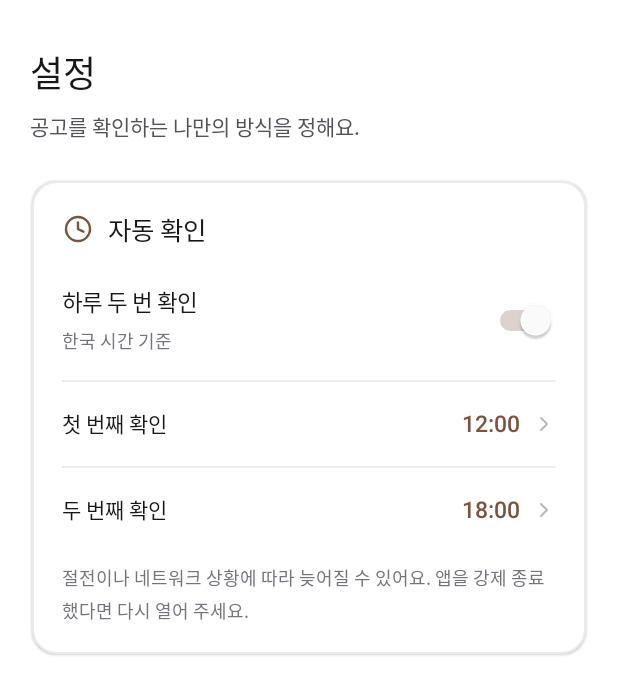
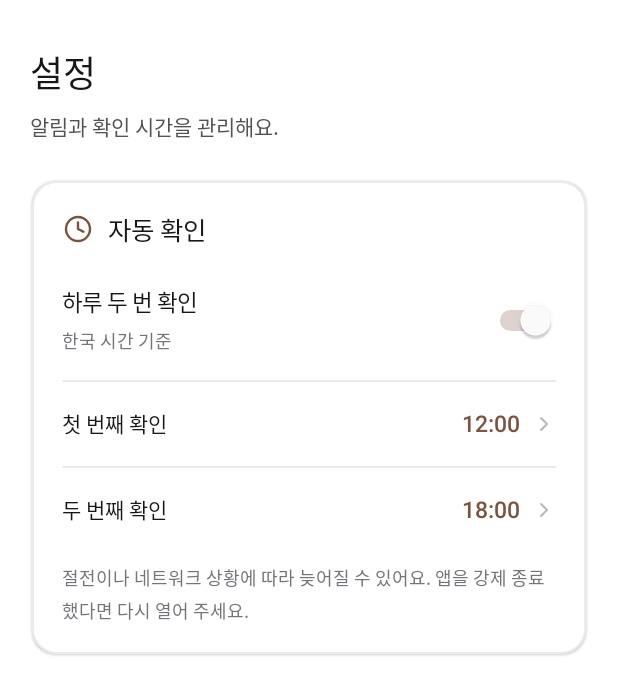
Before and after one commit to butteroverflovv/job-opening-notify, an Android app: the screen it shows after launch (MainActivity), after a tap on "설정", on a phone screen of 412 x 824 dp, the part 65-742 px from its top. Run offline under Robolectric (Android 15) with nearby library versions, the phone set to English and light mode, and no system bars; 2 statements that could not run were skipped; 2 other taps on this screen came first.

Commit message:
Keep page headings concise on compact screens with larger text

```diff
--- a/app/src/main/java/kr/personal/historyjobs/MainActivity.java
+++ b/app/src/main/java/kr/personal/historyjobs/MainActivity.java
@@ -55,7 +55,7 @@ public class MainActivity extends Activity {
     }
     private Button button(String label,boolean primary,Runnable action){return Ui.button(this,label,primary,action);}
     private TextView badge(String label,boolean emphasis){TextView b=bold(label,11,emphasis?ACCENT:Ui.SECONDARY);b.setPadding(dp(8),dp(5),dp(8),dp(5));b.setBackground(Ui.shape(this,emphasis?Ui.TINT:Ui.FILL,0,6));return b;}
-    private void heading(String title,String subtitle){screen.addView(bold(title,24,INK));space(screen,8);screen.addView(text(subtitle,14,Ui.SECONDARY));space(screen,24);}
+    private void heading(String title,String subtitle){TextView heading=bold(title,24,INK);heading.setTag("page_heading");screen.addView(heading);space(screen,8);TextView intro=text(subtitle,14,Ui.SECONDARY);intro.setTag("page_intro");screen.addView(intro);space(screen,24);}
     private void sectionTitle(LinearLayout into,String title,String icon){LinearLayout r=row();r.addView(Ui.icon(this,icon,ACCENT),new LinearLayout.LayoutParams(dp(21),dp(21)));TextView t=bold(title,17,INK);t.setPadding(dp(9),0,0,0);r.addView(t,new LinearLayout.LayoutParams(0,-2,1));into.addView(r);space(into,16);}
     private void render(){
         progress=null;noticeList=null;root=col();root.setBackgroundColor(BG);
@@ -72,7 +72,7 @@ public class MainActivity extends Activity {
         bottomNavigation.addView(nav);root.addView(bottomNavigation);if(Build.VERSION.SDK_INT>=30)root.requestApplyInsets();
     }
     private void noticesScreen(){
-        heading("나에게 맞는 역사 공고","제목에 ‘역사’가 포함된 공고를 모아봐요.");
+        heading("역사 채용공고","제목에 ‘역사’가 있는 공고");
         LinearLayout sync=row();sync.setPadding(dp(14),dp(14),dp(12),dp(14));sync.setBackground(shape(Ui.FILL,0));
         LinearLayout status=col();TextView statusTitle=bold(SyncEngine.busy()?"새 공고를 확인하고 있어요":"게시판의 새 소식",13,INK);status.addView(statusTitle);space(status,5);
         progress=text(running.trim().isEmpty()?lastRun():running,11,MUTED);progress.setAccessibilityLiveRegion(View.ACCESSIBILITY_LIVE_REGION_POLITE);status.addView(progress);LinearLayout.LayoutParams statusLp=new LinearLayout.LayoutParams(0,-2,1);statusLp.rightMargin=dp(12);sync.addView(status,statusLp);
@@ -172,7 +172,7 @@ public class MainActivity extends Activity {
         if(!value.isEmpty()){TextView v=bold(value,15,ACCENT);v.setPadding(0,0,dp(8),0);line.addView(v);}line.addView(Ui.icon(this,"arrow",0xffb4b4bb),new LinearLayout.LayoutParams(dp(16),dp(16)));line.setOnClickListener(v->action.run());into.addView(line);
     }
     private void settingsScreen(){
-        heading("설정","공고를 확인하는 나만의 방식을 정해요.");
+        heading("설정","알림과 확인 시간을 관리해요.");
         LinearLayout c=card(screen);sectionTitle(c,"자동 확인","clock");Switch automatic=toggleRow(c,"하루 두 번 확인","한국 시간 기준",prefs.getBoolean("automatic",true));automatic.setTag("automatic_toggle");automatic.setOnCheckedChangeListener((b,on)->{prefs.edit().putBoolean("automatic",on).apply();CheckWorker.reschedule(this);});space(c,8);Ui.divider(this,c);
         for(int i=0;i<2;i++){final int slot=i;int minute=prefs.getInt("slot"+i,i==0?720:1080);actionRow(c,i==0?"첫 번째 확인":"두 번째 확인",String.format(Locale.KOREA,"%02d:%02d",minute/60,minute%60),"",()->new TimePickerDialog(this,(view,h,m)->{prefs.edit().putInt("slot"+slot,h*60+m).apply();CheckWorker.reschedule(this);render();},minute/60,minute%60,true).show());if(i==0)Ui.divider(this,c);}
         space(c,8);c.addView(text("절전이나 네트워크 상황에 따라 늦어질 수 있어요. 앱을 강제 종료했다면 다시 열어 주세요.",12,MUTED));
```
Also changed, not shown: 1 other file.
